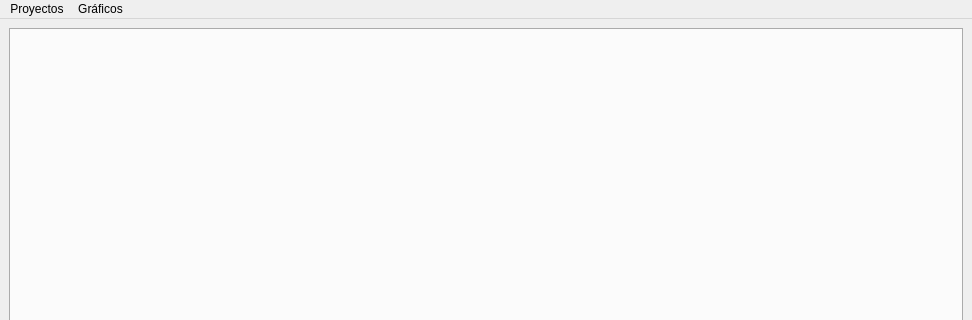
First picture: the form in src/mainwindow.ui, repository silderan/MuNeDO, before the edit; both pictures show x 0 to 972 and y 0 to 320 of the 972 by 657 pixel window.
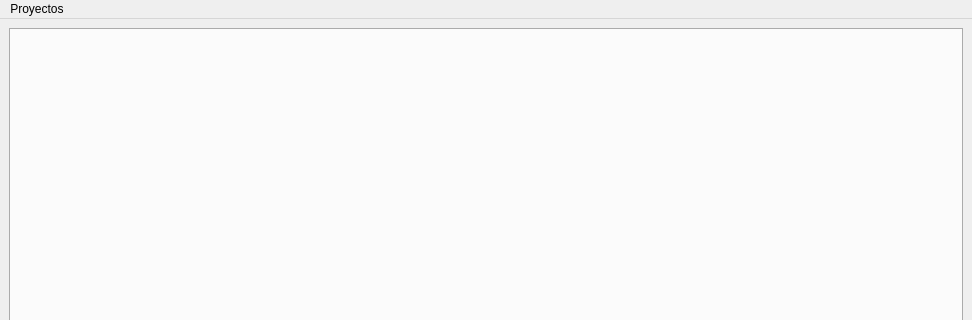
Second picture: the form after the edit.

What changed in the file:
```diff
--- a/src/mainwindow.ui
+++ b/src/mainwindow.ui
@@ -38,18 +38,10 @@
     <property name="title">
      <string>Proyectos</string>
     </property>
-    <addaction name="addTabAction"/>
-    <addaction name="delTabAction"/>
-   </widget>
-   <widget class="QMenu" name="menuGr_ficos">
-    <property name="title">
-     <string>Gráficos</string>
-    </property>
-    <addaction name="addGraphAction"/>
-    <addaction name="delGraphAction"/>
+    <addaction name="addProjectAction"/>
+    <addaction name="addChartAction"/>
    </widget>
    <addaction name="menuA_adir_Pesta_a"/>
-   <addaction name="menuGr_ficos"/>
   </widget>
   <action name="addTabAction">
    <property name="text">
```
Left out of the diff: 17 changed lines with no effect on the pictures.
